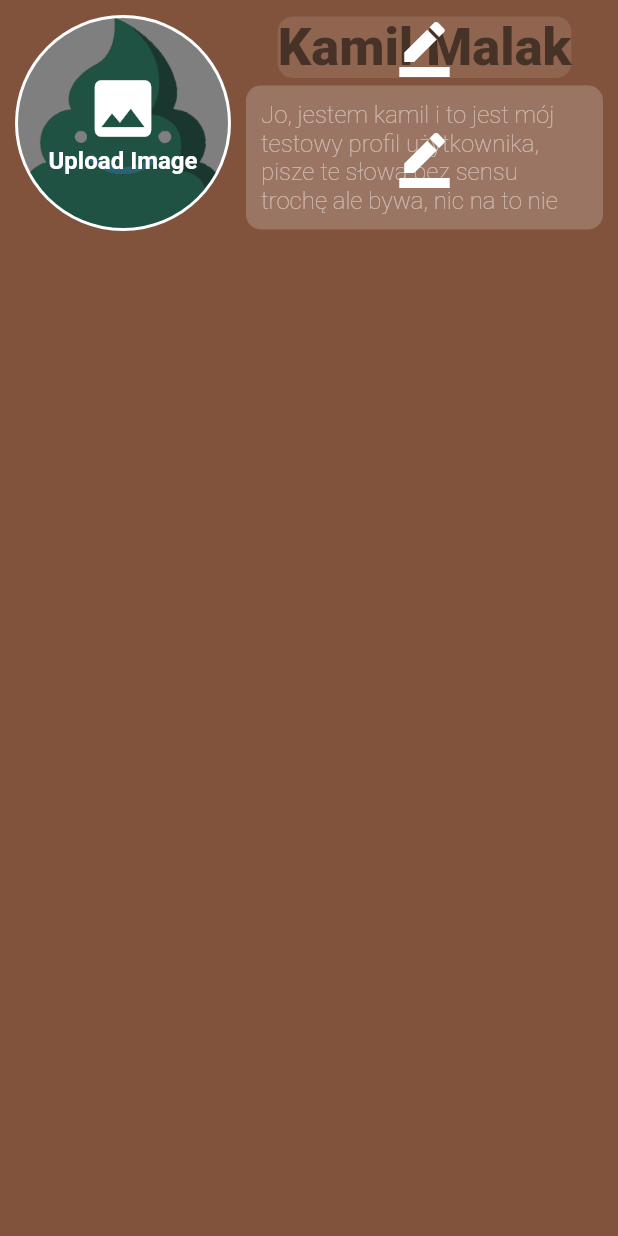
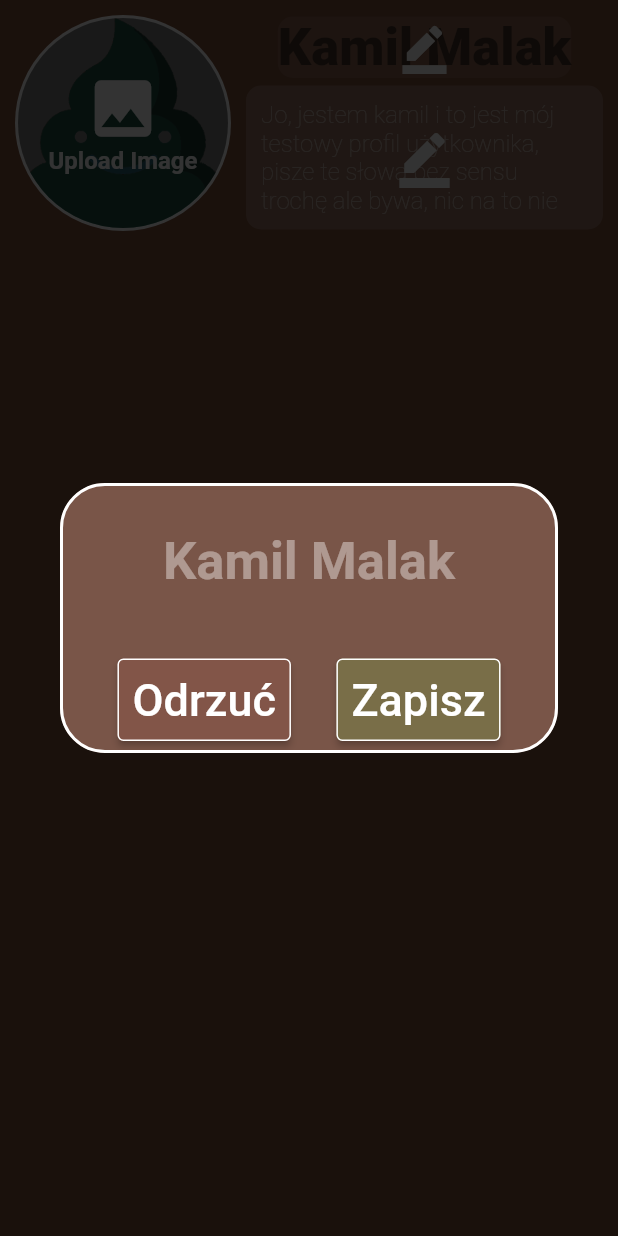
Before and after one commit to malak4822/toipy, a Flutter app: the FriendsPageEditable screen opened directly, after a tap on "Kamil Malak", on a phone screen of 412 x 824 dp. Run offline on Flutter 3.47's test engine with Material 2 defaults, Android fonts, the phone set to English and light mode, and no system bars; our stand-ins replace font_awesome_flutter, google_fonts, google_maps_flutter, image_picker, shared_preferences; missing offline and left inert: animated_icon_button; accounts and stored records are empty; Roboto replaces fonts that are missing (Overpass); statements that could not run were skipped.

```diff
--- a/lib/friendspageeditable.dart
+++ b/lib/friendspageeditable.dart
@@ -64,11 +64,10 @@ class _FriendsPageEditableState extends State<FriendsPageEditable> {
     String imie = Provider.of<ZmienneClass>(context).imie;
     String opis = Provider.of<ZmienneClass>(context).opis;
 
-    return MultiProvider(
-        providers: [
-          ChangeNotifierProvider.value(value: SaveBoxes()),
-        ],
-        child: Scaffold(
+    SaveBoxes showName = Provider.of<SaveBoxes>(context, listen: false);
+    SaveBoxes showDesc = Provider.of<SaveBoxes>(context, listen: false);
+
+    return Scaffold(
       backgroundColor: const Color.fromARGB(255, 130, 83, 60),
       body: ListView(
         children: [
@@ -117,6 +116,7 @@ class _FriendsPageEditableState extends State<FriendsPageEditable> {
                       ),
                     ),
                   ),
+                  //builder: (context) => const FriendsPageEditable()
                 ),
                 const SizedBox(width: 10),
                 Expanded(
@@ -124,8 +124,7 @@ class _FriendsPageEditableState extends State<FriendsPageEditable> {
                     children: [
                       GestureDetector(
                         onTap: () {
-                              Provider.of<SaveBoxes>(context, listen: false)
-                                  .showNameAction;
+                          showName.showNameAction(context);
                         },
                         child: Stack(
                           alignment: Alignment.center,
@@ -148,14 +147,16 @@ class _FriendsPageEditableState extends State<FriendsPageEditable> {
                             ),
                             const Center(
                               child: Icon(Icons.border_color,
-                                      color: Colors.white, size: 40),
+                                  color: Colors.white, size: 35),
                             ),
                           ],
                         ),
                       ),
                       const SizedBox(height: 5),
                       GestureDetector(
-                              onTap: () {},
+                          onTap: () {
+                            showDesc.showDescAction(context);
+                          },
                           child: Stack(
                             alignment: Alignment.center,
                             children: [
@@ -167,14 +168,12 @@ class _FriendsPageEditableState extends State<FriendsPageEditable> {
                                   alignment: Alignment.centerRight,
                                   padding: const EdgeInsets.all(10),
                                   decoration: BoxDecoration(
-                                          borderRadius:
-                                              BorderRadius.circular(10),
+                                      borderRadius: BorderRadius.circular(10),
                                       color: Colors.white.withOpacity(0.2)),
                                   child: Text(opis,
                                       maxLines: 4,
                                       style: GoogleFonts.overpass(
-                                              color:
-                                                  Colors.white.withOpacity(0.5),
+                                          color: Colors.white.withOpacity(0.5),
                                           fontSize: 16,
                                           fontWeight: FontWeight.w200)))
                             ],
@@ -187,6 +186,6 @@ class _FriendsPageEditableState extends State<FriendsPageEditable> {
           ),
         ],
       ),
-        ));
+    );
   }
 }
--- a/lib/saveboxes.dart
+++ b/lib/saveboxes.dart
@@ -5,7 +5,7 @@ import 'package:provider/provider.dart';
 
 class SaveBoxes extends ChangeNotifier {
   void showNameAction(BuildContext context) {
-    String imie = Provider.of<ZmienneClass>(context).imie;
+    String imie = Provider.of<ZmienneClass>(context, listen: false).imie;
 
     showDialog<void>(
       context: context,
@@ -23,14 +23,14 @@ class SaveBoxes extends ChangeNotifier {
                     fontSize: 30.0,
                     fontWeight: FontWeight.bold),
                 cursorWidth: 10,
-                cursorHeight: 14,
+                cursorRadius: const Radius.circular(10),
                 cursorColor: Colors.white,
                 textAlign: TextAlign.center,
                 decoration: InputDecoration(
                     border: InputBorder.none,
                     hintText: imie,
                     hintStyle: GoogleFonts.overpass(
-                        color: Colors.white,
+                        color: Colors.white.withOpacity(0.4),
                         fontSize: 35.0,
                         fontWeight: FontWeight.bold))),
             actions: [
@@ -65,10 +65,11 @@ class SaveBoxes extends ChangeNotifier {
             ]);
       },
     );
+    notifyListeners();
   }
 
   void showDescAction(BuildContext context) {
-    String opis = Provider.of<ZmienneClass>(context).opis;
+    String opis = Provider.of<ZmienneClass>(context, listen: false).opis;
 
     showDialog<void>(
       context: context,
@@ -87,15 +88,16 @@ class SaveBoxes extends ChangeNotifier {
                     fontWeight: FontWeight.bold),
                 cursorWidth: 10,
                 cursorHeight: 14,
+                cursorRadius: const Radius.circular(20),
                 cursorColor: Colors.white,
                 textAlign: TextAlign.center,
                 decoration: InputDecoration(
                     border: InputBorder.none,
                     hintText: opis,
                     hintStyle: GoogleFonts.overpass(
-                        color: Colors.white,
-                        fontSize: 35.0,
-                        fontWeight: FontWeight.bold))),
+                      color: Colors.white,
+                      fontSize: 20.0,
+                    ))),
             actions: [
               SizedBox(
                   width: MediaQuery.of(context).size.width,
```
Also changed, not shown: lib/friendspage.dart (+6 -2 lines), lib/main.dart (+6 -1 lines). Lines whose indentation alone changed are shown as unchanged.
